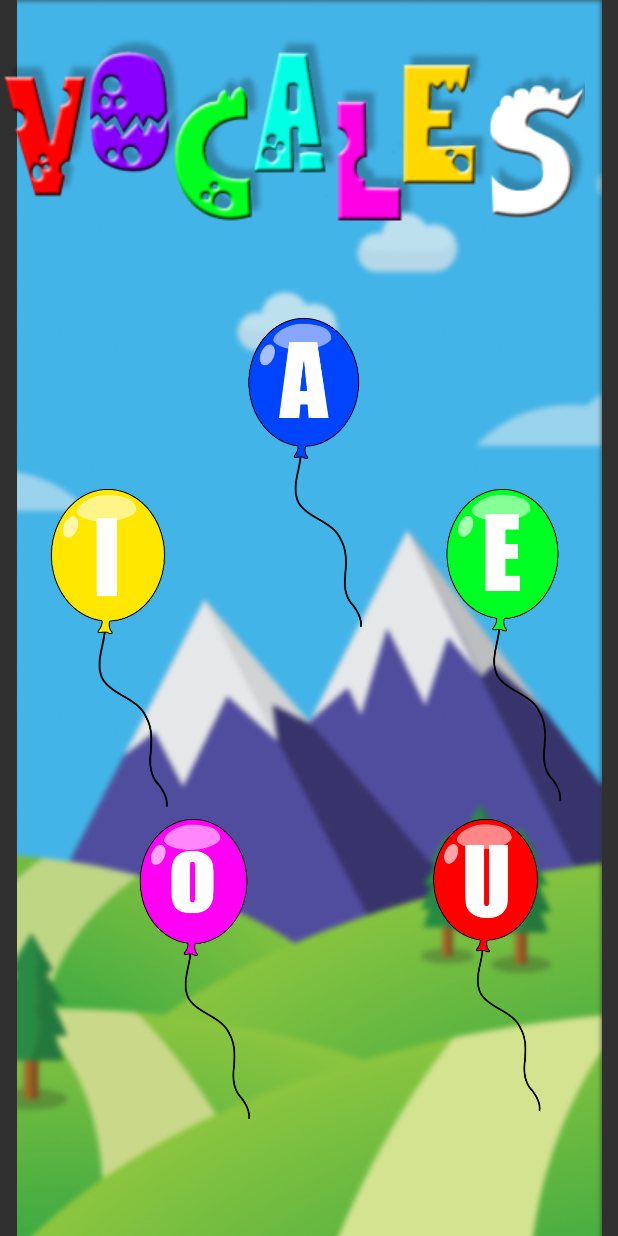
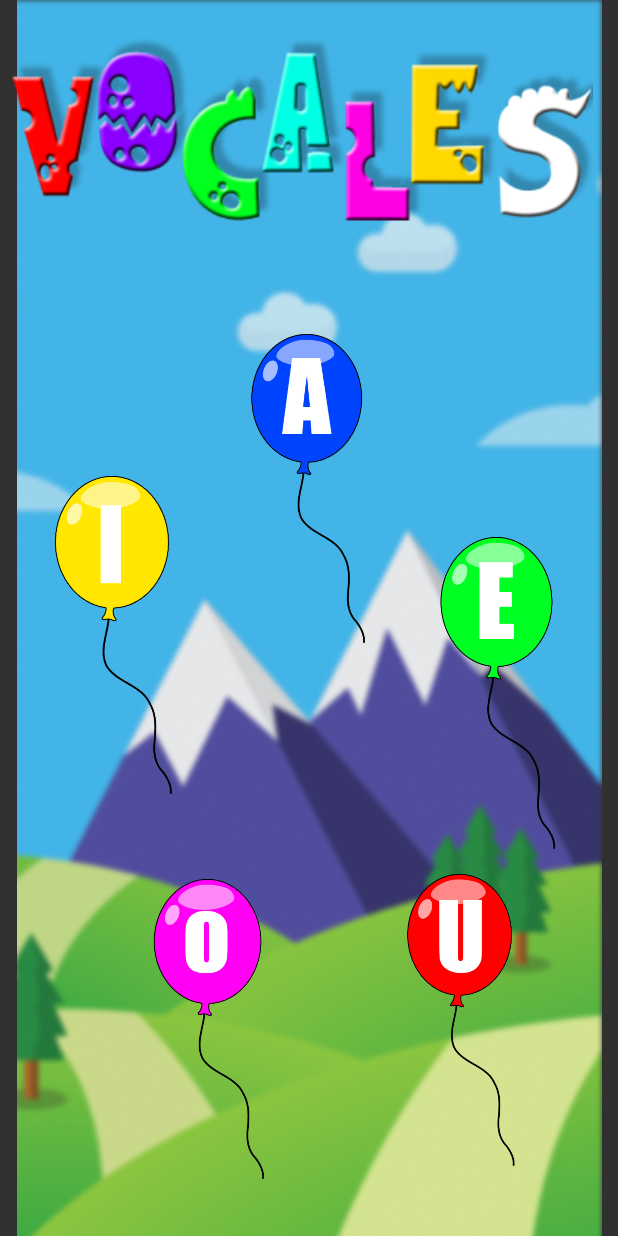
Before and after one commit to VictorHCH/AutiTec, an Android app: the Vocales screen opened directly, with no data from a screen before it, on a phone screen of 412 x 824 dp. Run offline under Robolectric (Android 15) with nearby library versions, the light colour scheme and no system bars.

Commit message:
Versión 4.1.0
Cosas de kennetb y algo mas xd

```diff
--- a/Carrusel/app/src/main/res/layout/vocales.xml
+++ b/Carrusel/app/src/main/res/layout/vocales.xml
@@ -13,9 +13,11 @@
         android:contentDescription="@string/fondo"
         android:scaleType="matrix"
         app:layout_constraintBottom_toBottomOf="parent"
-        app:layout_constraintEnd_toEndOf="parent"
-        app:layout_constraintStart_toStartOf="parent"
+        app:layout_constraintHorizontal_bias="0.523"
+        app:layout_constraintLeft_toLeftOf="parent"
+        app:layout_constraintRight_toRightOf="parent"
         app:layout_constraintTop_toTopOf="parent"
+        app:layout_constraintVertical_bias="0.0"
         app:srcCompat="@drawable/fondo2"
         tools:ignore="ImageContrastCheck" />
 
@@ -25,10 +27,10 @@
         android:layout_height="wrap_content"
         android:contentDescription="@string/vocales"
         app:layout_constraintBottom_toBottomOf="parent"
-        app:layout_constraintEnd_toStartOf="@+id/fondo"
-        app:layout_constraintHorizontal_bias="0.0"
-        app:layout_constraintStart_toStartOf="parent"
-        app:layout_constraintTop_toTopOf="@+id/fondo"
+        app:layout_constraintHorizontal_bias="0.238"
+        app:layout_constraintLeft_toLeftOf="parent"
+        app:layout_constraintRight_toRightOf="parent"
+        app:layout_constraintTop_toTopOf="parent"
         app:layout_constraintVertical_bias="0.026"
         app:srcCompat="@drawable/vocales"
         tools:ignore="ImageContrastCheck" />
@@ -37,13 +39,15 @@
         android:id="@+id/a"
         android:layout_width="133dp"
         android:layout_height="226dp"
-        android:layout_marginStart="140dp"
-        android:layout_marginTop="184dp"
         android:backgroundTint="#00FFFFFF"
         android:contentDescription="@string/a"
         android:scaleType="fitStart"
-        app:layout_constraintStart_toStartOf="parent"
-        app:layout_constraintTop_toTopOf="@+id/vocales"
+        app:layout_constraintBottom_toBottomOf="parent"
+        app:layout_constraintHorizontal_bias="0.51"
+        app:layout_constraintLeft_toLeftOf="parent"
+        app:layout_constraintRight_toRightOf="parent"
+        app:layout_constraintTop_toTopOf="parent"
+        app:layout_constraintVertical_bias="0.356"
         app:srcCompat="@drawable/globoa"
         tools:ignore="ImageContrastCheck" />
 
@@ -51,26 +55,30 @@
         android:id="@+id/e"
         android:layout_width="128dp"
         android:layout_height="230dp"
-        android:layout_marginStart="272dp"
-        android:layout_marginTop="316dp"
         android:backgroundTint="#00FFFFFF"
         android:contentDescription="@string/e"
         android:scaleType="fitStart"
-        app:layout_constraintStart_toStartOf="parent"
-        app:layout_constraintTop_toTopOf="@+id/fondo"
+        app:layout_constraintBottom_toBottomOf="parent"
+        app:layout_constraintHorizontal_bias="0.943"
+        app:layout_constraintLeft_toLeftOf="parent"
+        app:layout_constraintRight_toRightOf="parent"
+        app:layout_constraintTop_toTopOf="parent"
+        app:layout_constraintVertical_bias="0.586"
         app:srcCompat="@drawable/globoe" />
 
     <ImageButton
         android:id="@+id/i"
         android:layout_width="130dp"
         android:layout_height="239dp"
-        android:layout_marginStart="8dp"
-        android:layout_marginTop="316dp"
         android:backgroundTint="#00FFFFFF"
         android:contentDescription="@string/i"
         android:scaleType="fitStart"
-        app:layout_constraintStart_toStartOf="parent"
-        app:layout_constraintTop_toTopOf="@+id/fondo"
+        app:layout_constraintBottom_toBottomOf="parent"
+        app:layout_constraintHorizontal_bias="0.039"
+        app:layout_constraintLeft_toLeftOf="parent"
+        app:layout_constraintRight_toRightOf="parent"
+        app:layout_constraintTop_toTopOf="parent"
+        app:layout_constraintVertical_bias="0.526"
         app:srcCompat="@drawable/globoi"
         tools:ignore="ImageContrastCheck" />
 
@@ -78,13 +86,15 @@
         android:id="@+id/o"
         android:layout_width="124dp"
         android:layout_height="248dp"
-        android:layout_marginStart="68dp"
-        android:layout_marginTop="536dp"
         android:backgroundTint="#00FFFFFF"
         android:contentDescription="@string/o"
         android:scaleType="fitStart"
-        app:layout_constraintStart_toStartOf="parent"
-        app:layout_constraintTop_toTopOf="@+id/fondo"
+        app:layout_constraintBottom_toBottomOf="parent"
+        app:layout_constraintHorizontal_bias="0.268"
+        app:layout_constraintLeft_toLeftOf="parent"
+        app:layout_constraintRight_toRightOf="parent"
+        app:layout_constraintTop_toTopOf="parent"
+        app:layout_constraintVertical_bias="1.0"
         app:srcCompat="@drawable/globoo"
         tools:ignore="ImageContrastCheck" />
 
@@ -92,13 +102,15 @@
         android:id="@+id/u"
         android:layout_width="121dp"
         android:layout_height="232dp"
-        android:layout_marginStart="72dp"
-        android:layout_marginTop="536dp"
         android:backgroundTint="#00FFFFFF"
         android:contentDescription="@string/u"
         android:scaleType="fitStart"
-        app:layout_constraintStart_toEndOf="@+id/o"
-        app:layout_constraintTop_toTopOf="@+id/fondo"
+        app:layout_constraintBottom_toBottomOf="parent"
+        app:layout_constraintHorizontal_bias="0.848"
+        app:layout_constraintLeft_toLeftOf="parent"
+        app:layout_constraintRight_toRightOf="parent"
+        app:layout_constraintTop_toTopOf="parent"
+        app:layout_constraintVertical_bias="0.967"
         app:srcCompat="@drawable/globou"
         tools:ignore="ImageContrastCheck" />
 </androidx.constraintlayout.widget.ConstraintLayout>
```
Also changed, not shown: Carrusel/app/src/main/java/com/example/carrusel/carga.kt (+16 -4 lines), Carrusel/app/src/main/res/layout/carga.xml (+32 -6 lines).
